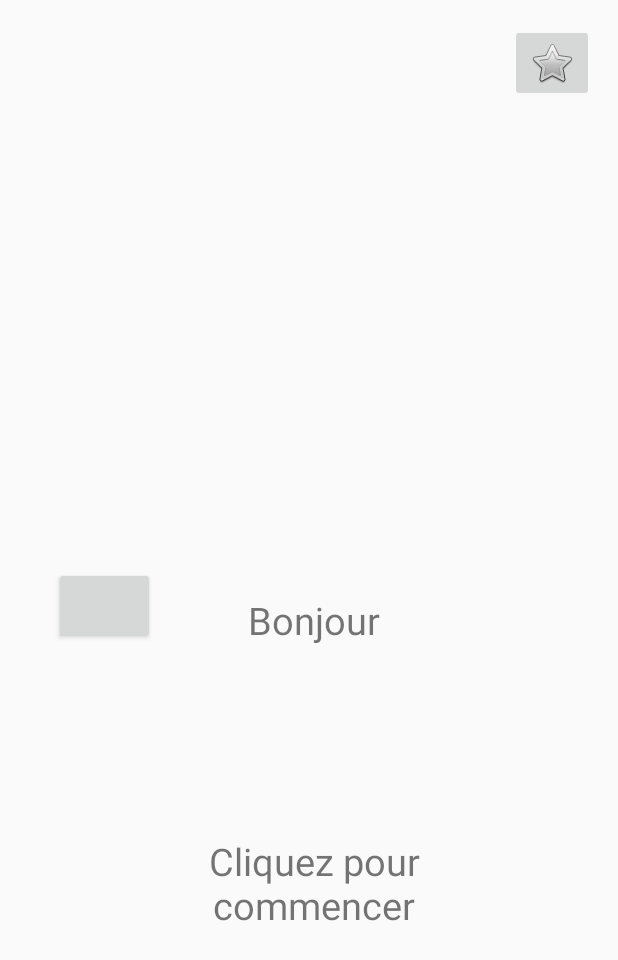
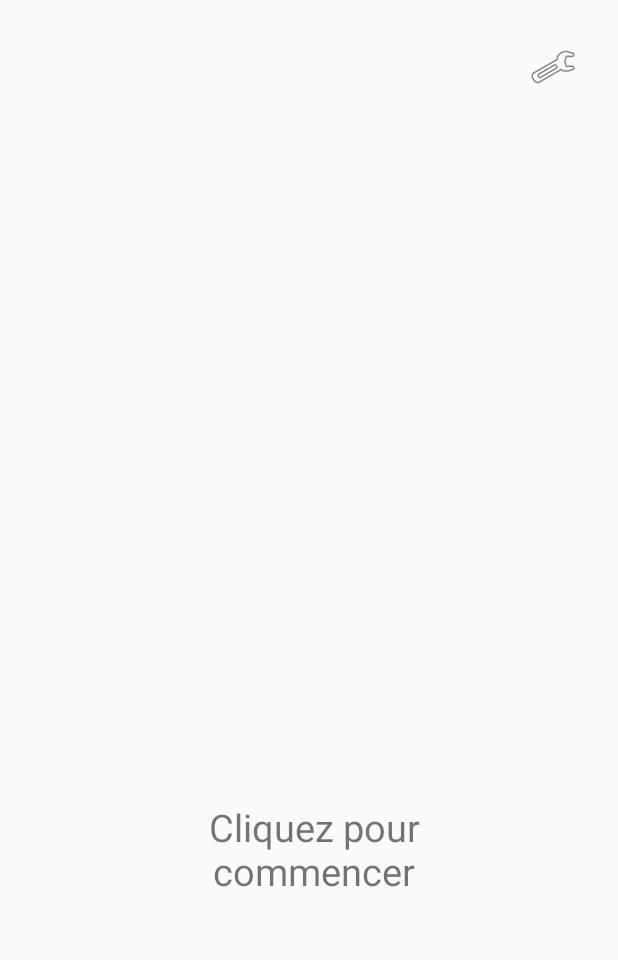
Before and after one commit to FBL10/Kanji, an Android app: the screen it shows after launch (MainActivity), on a phone screen of 412 x 824 dp. Shown: the top 960 px of the screen. Run offline under Robolectric (Android 15) with nearby library versions, the phone set to English and light mode, and no system bars.

Commit message:
switchs dans le menu

```diff
--- /dev/null
+++ b/app/src/main/res/layout-small/activity_main.xml
@@ -0,0 +1,6 @@
+<?xml version="1.0" encoding="utf-8"?>
+<LinearLayout xmlns:android="http://schemas.android.com/apk/res/android"
+    android:orientation="vertical" android:layout_width="match_parent"
+    android:layout_height="match_parent">
+
+</LinearLayout>
--- a/app/src/main/res/layout/activity_main.xml
+++ b/app/src/main/res/layout/activity_main.xml
@@ -7,17 +7,19 @@
     tools:context=".MainActivity">
 
     <ImageButton
-        android:id="@+id/main_menu_button"
-        android:layout_width="wrap_content"
-        android:layout_height="wrap_content"
+        android:id="@+id/menu_button"
+        android:layout_width="55dp"
+        android:layout_height="57dp"
         android:layout_marginTop="16dp"
         android:layout_marginEnd="16dp"
         android:layout_marginRight="16dp"
+        android:background="?android:attr/panelBackground"
         android:contentDescription="@string/main_menu_button"
         android:onClick="main_menu_button_click"
+        android:visibility="visible"
         app:layout_constraintEnd_toEndOf="parent"
         app:layout_constraintTop_toTopOf="parent"
-        app:srcCompat="@android:drawable/btn_star" />
+        app:srcCompat="@android:drawable/ic_menu_manage" />
 
     <TextView
         android:id="@+id/symbole"
@@ -33,20 +35,21 @@
 
     <Button
         android:id="@+id/button"
-        android:layout_width="371dp"
-        android:layout_height="324dp"
+        android:layout_width="381dp"
+        android:layout_height="654dp"
         android:layout_marginStart="56dp"
         android:layout_marginLeft="56dp"
+        android:layout_marginTop="75dp"
         android:layout_marginEnd="56dp"
         android:layout_marginRight="56dp"
+        android:clickable="false"
+        android:focusable="auto"
         android:onClick="buttonClick"
         android:textColor="#00020000"
         android:visibility="visible"
-        app:layout_constraintBottom_toBottomOf="parent"
         app:layout_constraintEnd_toEndOf="parent"
         app:layout_constraintStart_toStartOf="parent"
-        app:layout_constraintTop_toTopOf="parent"
-        app:layout_constraintVertical_bias="0.97" />
+        app:layout_constraintTop_toTopOf="parent" />
 
     <TextView
         android:id="@+id/prononciation"
@@ -54,7 +57,6 @@
         android:layout_height="72dp"
         android:layout_marginTop="20dp"
         android:gravity="center"
-        android:text="@string/bonjour"
         android:textSize="25sp"
         app:layout_constraintEnd_toEndOf="parent"
         app:layout_constraintHorizontal_bias="0.523"
@@ -77,25 +79,4 @@
         app:layout_constraintVertical_bias="0.278"
         tools:visibility="visible" />
 
-    <Button
-        android:id="@+id/prononciation_switch_button"
-        android:layout_width="67dp"
-        android:layout_height="51dp"
-        android:layout_marginStart="15dp"
-        android:layout_marginLeft="15dp"
-        android:onClick="prononciation_switch"
-        app:layout_constraintBottom_toBottomOf="@+id/prononciation"
-        app:layout_constraintStart_toStartOf="@+id/button"
-        app:layout_constraintTop_toBottomOf="@+id/symbole" />
-
-    <Button
-        android:id="@+id/traduction_switch_button"
-        android:layout_width="wrap_content"
-        android:layout_height="wrap_content"
-        android:layout_marginTop="32dp"
-        android:onClick="traduction_switch"
-        app:layout_constraintBottom_toTopOf="@+id/symbole"
-        app:layout_constraintStart_toStartOf="@+id/symbole"
-        app:layout_constraintTop_toTopOf="@+id/button" />
-
 </androidx.constraintlayout.widget.ConstraintLayout>
--- a/app/src/main/res/values/colors.xml
+++ b/app/src/main/res/values/colors.xml
@@ -1,6 +1,6 @@
 <?xml version="1.0" encoding="utf-8"?>
 <resources>
-    <color name="colorPrimary">#008577</color>
-    <color name="colorPrimaryDark">#00574B</color>
-    <color name="colorAccent">#D81B60</color>
+    <color name="colorPrimary">#ffffff</color>
+    <color name="colorPrimaryDark">#d9d9d9</color>
+    <color name="colorAccent">#000000</color>
 </resources>
--- a/app/src/main/res/values/styles.xml
+++ b/app/src/main/res/values/styles.xml
@@ -8,4 +8,8 @@
         <item name="colorAccent">@color/colorAccent</item>
     </style>
 
+    <style name="SwitchTheme" parent="Theme.AppCompat.Light">
+        <item name="colorControlActivated">#555555</item>
+    </style>
+
 </resources>
```
Also changed, not shown: app/src/main/java/com/example/myapplication/MainActivity.java (+24 -7 lines), app/src/main/java/com/example/myapplication/MenuActivity.java (+46 -2 lines), app/src/main/res/layout/activity_menu.xml (+47 -6 lines).
